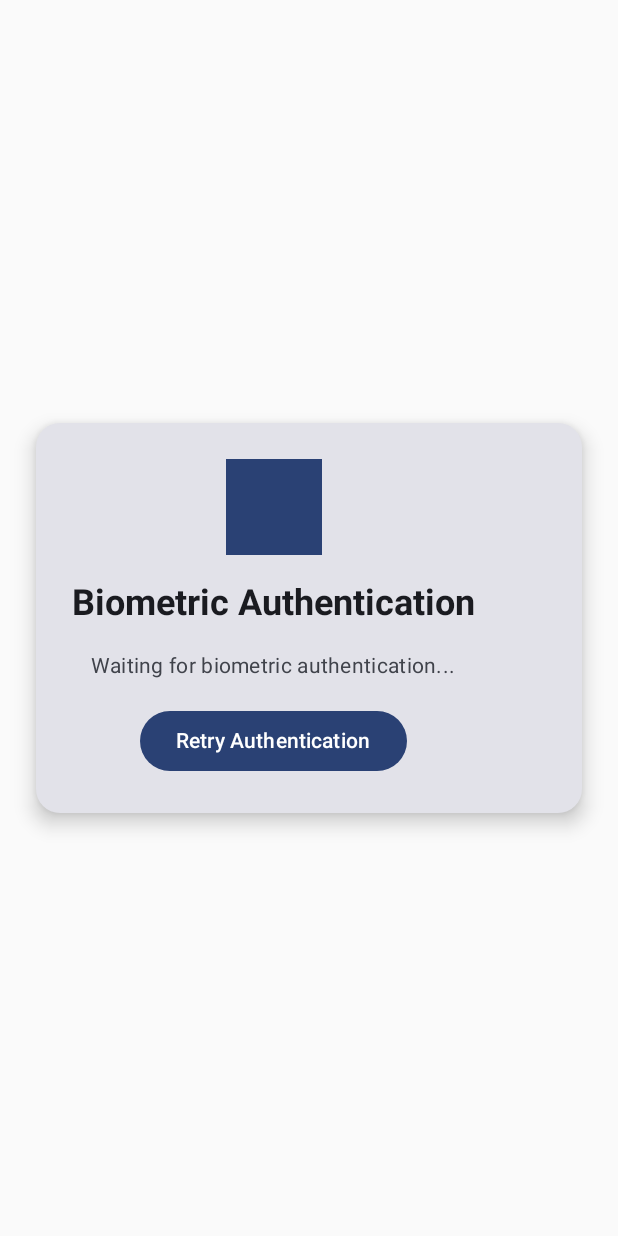
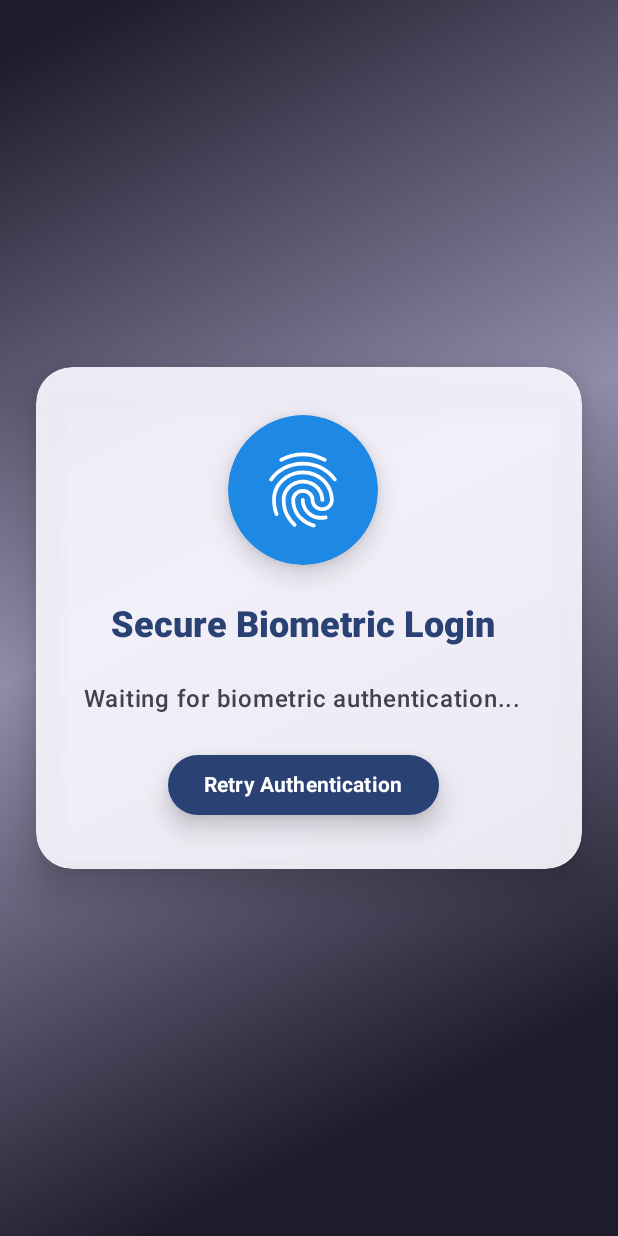
Before and after one commit to Abhi95081/Biometric_Matcher_Android_App, an Android app built with Jetpack Compose: the screen it shows after launch (MainActivity), on a phone screen of 412 x 824 dp. Run offline under Robolectric (Android 15) with nearby library versions, the phone set to English and light mode, and no system bars.

Commit message:
BiometricScreen commit

```diff
--- a/app/src/main/java/com/example/cyber_knightsbridge/Screens/BiometricScreen.kt
+++ b/app/src/main/java/com/example/cyber_knightsbridge/Screens/BiometricScreen.kt
@@ -3,28 +3,19 @@ package com.example.cyber_knightsbridge.Screens
 import android.widget.Toast
 import androidx.biometric.BiometricManager
 import androidx.biometric.BiometricPrompt
-import androidx.compose.foundation.layout.Arrangement
-import androidx.compose.foundation.layout.Box
-import androidx.compose.foundation.layout.Column
-import androidx.compose.foundation.layout.fillMaxSize
-import androidx.compose.foundation.layout.fillMaxWidth
-import androidx.compose.foundation.layout.padding
-import androidx.compose.foundation.layout.size
+import androidx.compose.animation.animateColorAsState
+import androidx.compose.animation.core.*
+import androidx.compose.foundation.background
+import androidx.compose.foundation.layout.*
 import androidx.compose.foundation.shape.RoundedCornerShape
-import androidx.compose.material3.Button
-import androidx.compose.material3.Card
-import androidx.compose.material3.CardDefaults
-import androidx.compose.material3.Icon
-import androidx.compose.material3.MaterialTheme
-import androidx.compose.material3.Text
-import androidx.compose.runtime.Composable
-import androidx.compose.runtime.LaunchedEffect
-import androidx.compose.runtime.getValue
-import androidx.compose.runtime.mutableStateOf
-import androidx.compose.runtime.remember
-import androidx.compose.runtime.setValue
+import androidx.compose.material3.*
+import androidx.compose.material3.MaterialTheme.colorScheme
+import androidx.compose.runtime.*
 import androidx.compose.ui.Alignment
 import androidx.compose.ui.Modifier
+import androidx.compose.ui.draw.shadow
+import androidx.compose.ui.graphics.Brush
+import androidx.compose.ui.graphics.Color
 import androidx.compose.ui.platform.LocalContext
 import androidx.compose.ui.res.painterResource
 import androidx.compose.ui.text.font.FontWeight
@@ -71,12 +62,11 @@ fun BiometricLoginScreen(onAuthenticated: () -> Unit) {
     val promptInfo = remember {
         BiometricPrompt.PromptInfo.Builder()
             .setTitle("Biometric Login")
-            .setSubtitle("Use your fingerprint or face")
+            .setSubtitle("Use your fingerprint")
             .setNegativeButtonText("Cancel")
             .build()
     }
 
-    // Automatically trigger auth on screen load
     LaunchedEffect(Unit) {
         if (canAuthenticate == BiometricManager.BIOMETRIC_SUCCESS) {
             biometricPrompt.authenticate(promptInfo)
@@ -85,43 +75,92 @@ fun BiometricLoginScreen(onAuthenticated: () -> Unit) {
         }
     }
 
-    Box(modifier = Modifier.fillMaxSize(), contentAlignment = Alignment.Center) {
+    // Animated shimmer background gradient
+    val infiniteTransition = rememberInfiniteTransition(label = "ShimmerBackground")
+    val offsetX by infiniteTransition.animateFloat(
+        initialValue = 0f,
+        targetValue = 1000f,
+        animationSpec = infiniteRepeatable(
+            animation = tween(durationMillis = 5000, easing = LinearEasing),
+            repeatMode = RepeatMode.Restart
+        ),
+        label = "OffsetX"
+    )
+
+    val shimmerBrush = Brush.linearGradient(
+        colors = listOf(Color(0xFF1F1C2C), Color(0xFF928DAB), Color(0xFF1F1C2C)),
+        start = androidx.compose.ui.geometry.Offset(offsetX, 0f),
+        end = androidx.compose.ui.geometry.Offset(offsetX + 500f, 1000f)
+    )
+
+    val statusColor by animateColorAsState(
+        targetValue = when {
+            "Successful" in authStatus -> Color(0xFF4CAF50)
+            "Failed" in authStatus -> Color(0xFFFF5252)
+            "Error" in authStatus -> Color(0xFFFF9800)
+            else -> colorScheme.onSurfaceVariant
+        },
+        label = "StatusColor"
+    )
+
+    Box(
+        modifier = Modifier
+            .fillMaxSize()
+            .background(shimmerBrush),
+        contentAlignment = Alignment.Center
+    ) {
         Card(
-            shape = RoundedCornerShape(16.dp),
-            elevation = CardDefaults.cardElevation(8.dp),
             modifier = Modifier
                 .padding(24.dp)
                 .fillMaxWidth()
+                .shadow(16.dp, RoundedCornerShape(24.dp)),
+            shape = RoundedCornerShape(24.dp),
+            colors = CardDefaults.cardColors(containerColor = colorScheme.surface.copy(alpha = 0.92f)),
+            elevation = CardDefaults.cardElevation(defaultElevation = 12.dp)
         ) {
             Column(
-                modifier = Modifier.padding(24.dp),
+                modifier = Modifier
+                    .padding(32.dp),
                 horizontalAlignment = Alignment.CenterHorizontally,
-                verticalArrangement = Arrangement.spacedBy(16.dp)
+                verticalArrangement = Arrangement.spacedBy(24.dp)
             ) {
                 Icon(
-                    painter = painterResource(id = R.drawable.fingerprint),
-                    contentDescription = "Fingerprint",
-                    modifier = Modifier.size(64.dp),
-                    tint = MaterialTheme.colorScheme.primary
+                    painter = painterResource(id = R.drawable.fingerprint_icons),
+                    contentDescription = "Fingerprint Icon",
+                    modifier = Modifier
+                        .size(100.dp)
+                        .shadow(10.dp, shape = RoundedCornerShape(50))
+                        .background(Color(0xFF1E88E5), shape = RoundedCornerShape(50))
+                        .padding(20.dp),
+                    tint = Color.White
                 )
+
                 Text(
-                    text = "Biometric Authentication",
+                    text = "Secure Biometric Login",
                     style = MaterialTheme.typography.headlineSmall,
-                    fontWeight = FontWeight.Bold
+                    fontWeight = FontWeight.ExtraBold,
+                    color = colorScheme.primary
                 )
+
                 Text(
                     text = authStatus,
-                    style = MaterialTheme.typography.bodyMedium,
-                    color = MaterialTheme.colorScheme.onSurfaceVariant
+                    style = MaterialTheme.typography.bodyLarge.copy(fontWeight = FontWeight.Medium),
+                    color = statusColor
                 )
-                Button(onClick = {
-                    if (canAuthenticate == BiometricManager.BIOMETRIC_SUCCESS) {
-                        biometricPrompt.authenticate(promptInfo)
-                    } else {
-                        Toast.makeText(context, "Biometric not available", Toast.LENGTH_SHORT).show()
-                    }
-                }) {
-                    Text("Retry Authentication")
+
+                Button(
+                    onClick = {
+                        if (canAuthenticate == BiometricManager.BIOMETRIC_SUCCESS) {
+                            biometricPrompt.authenticate(promptInfo)
+                        } else {
+                            Toast.makeText(context, "Biometric not available", Toast.LENGTH_SHORT).show()
+                        }
+                    },
+                    shape = RoundedCornerShape(50),
+                    colors = ButtonDefaults.buttonColors(containerColor = colorScheme.primary),
+                    elevation = ButtonDefaults.buttonElevation(defaultElevation = 10.dp)
+                ) {
+                    Text("Retry Authentication", fontWeight = FontWeight.Bold)
                 }
             }
         }
```
